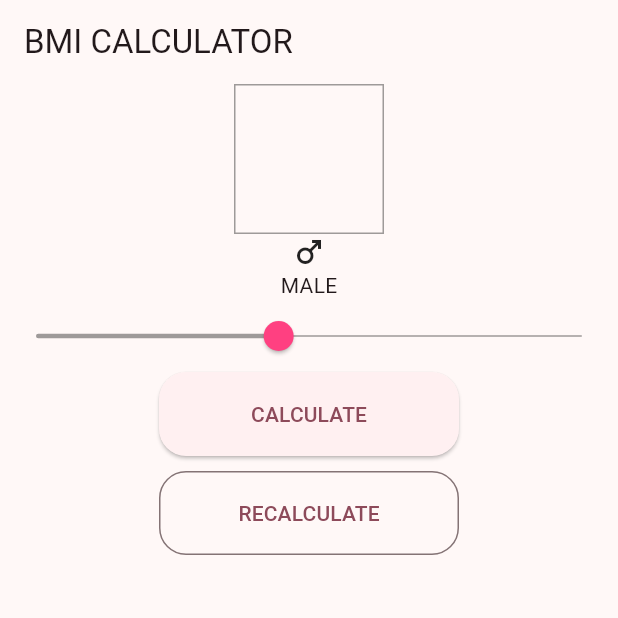
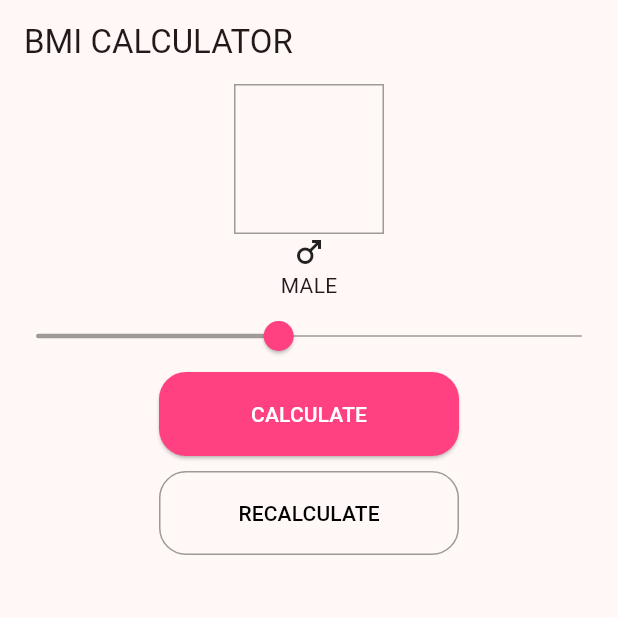
Before and after one commit to hippieperm/flutter_bmi_app, a Flutter app: the screen it shows after launch, on a phone screen of 412 x 824 dp, the top half of it. Run offline on Flutter 3.47's test engine with Material 3 defaults, Android fonts, the phone set to English and light mode, and no system bars.

Commit message:
버튼 테마 수정: ElevatedButton 및 OutlinedButton의 배경색, 전경색 및 테두리 속성 추가

```diff
--- a/lib/main.dart
+++ b/lib/main.dart
@@ -29,8 +29,12 @@ class MyApp extends StatelessWidget {
         elevatedButtonTheme: ElevatedButtonThemeData(
           style: ButtonStyle(
             shape: WidgetStatePropertyAll(
-              RoundedRectangleBorder(borderRadius: BorderRadius.circular(18)),
+              RoundedRectangleBorder(
+                borderRadius: BorderRadius.circular(18),
+              ),
             ),
+            backgroundColor: WidgetStatePropertyAll(Colors.pinkAccent),
+            foregroundColor: WidgetStatePropertyAll(Colors.white),
           ),
         ),
         outlinedButtonTheme: OutlinedButtonThemeData(
@@ -38,6 +42,12 @@ class MyApp extends StatelessWidget {
             shape: WidgetStatePropertyAll(
               RoundedRectangleBorder(borderRadius: BorderRadius.circular(18)),
             ),
+            side: WidgetStatePropertyAll(
+              BorderSide(
+                color: Colors.black38,
+              ),
+            ),
+            foregroundColor: WidgetStatePropertyAll(Colors.black),
           ),
         ),
       ),
```
